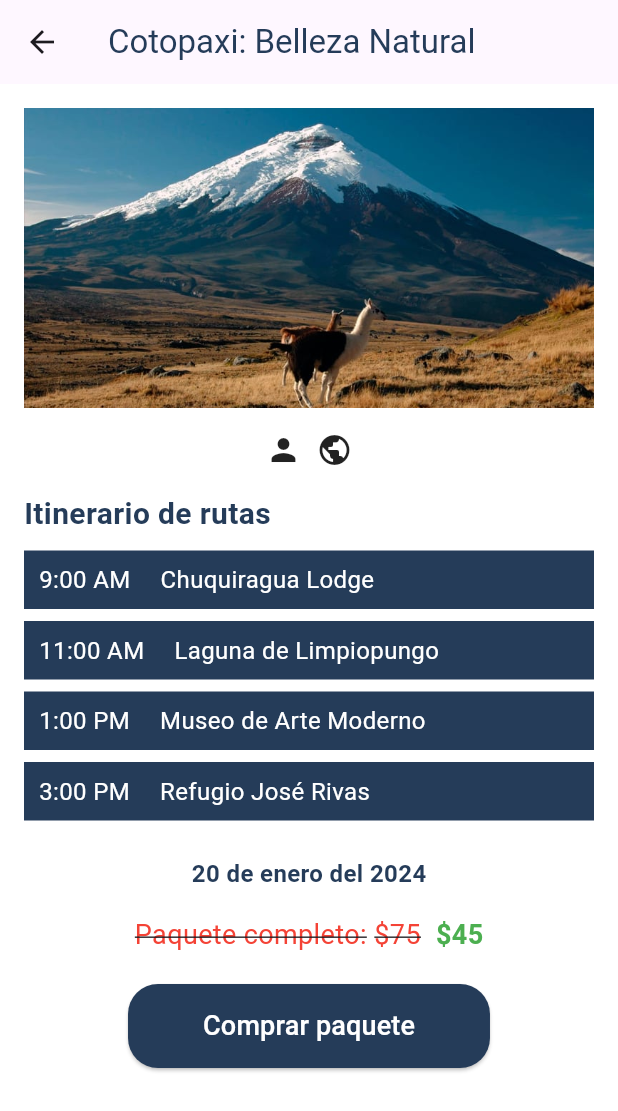
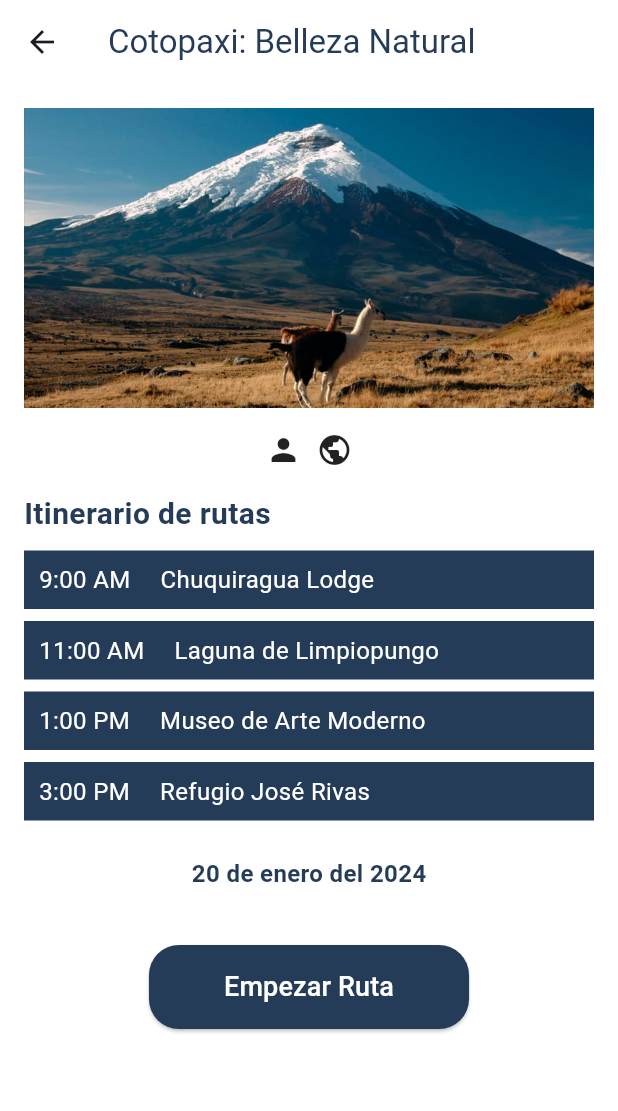
Before and after one commit to RobertoPatino1/T6_SoftEng2_Front, a Flutter app: the RouteItineraryPage screen opened directly, on a phone screen of 412 x 824 dp. Shown: the top 1111 px of the screen. Run offline on Flutter 3.47's test engine with Material 3 defaults, Android fonts, the phone set to English and light mode, and no system bars; our stand-ins replace flutter_map, latlong2.

Commit message:
Primera version de mapa

```diff
--- a/share_your_route_front/lib/home_page.dart
+++ b/share_your_route_front/lib/home_page.dart
@@ -1,7 +1,7 @@
 import 'package:flutter/material.dart';
 import 'package:share_your_route_front/classes/destinations.dart';
 import 'package:share_your_route_front/createRoute2.dart';
-import 'package:share_your_route_front/routeItineraryPage.dart';
+import 'package:share_your_route_front/route_itinerary_page.dart';
 
 //Listas de prueba
 List<Destinations> publicDestinations = [
--- a/share_your_route_front/lib/login_page.dart
+++ b/share_your_route_front/lib/login_page.dart
@@ -1,5 +1,5 @@
 import 'package:flutter/material.dart';
-import 'package:share_your_route_front/homePage.dart';
+import 'package:share_your_route_front/home_page.dart';
 
 class LoginPage extends StatelessWidget {
   const LoginPage({super.key});
--- a/share_your_route_front/lib/route_itinerary_page.dart
+++ b/share_your_route_front/lib/route_itinerary_page.dart
@@ -1,4 +1,5 @@
 import 'package:flutter/material.dart';
+import 'package:share_your_route_front/map.dart';
 
 class RouteItineraryPage extends StatelessWidget {
   const RouteItineraryPage({super.key});
@@ -8,6 +9,7 @@ class RouteItineraryPage extends StatelessWidget {
     return Scaffold(
       backgroundColor: Colors.white,
       appBar: AppBar(
+        backgroundColor: Colors.white,
         leading: IconButton(
           icon: const Icon(Icons.arrow_back),
           onPressed: () {
@@ -68,37 +70,6 @@ class RouteItineraryPage extends StatelessWidget {
                 ),
               ),
               const SizedBox(height: 16),
-              const Row(
-                mainAxisAlignment: MainAxisAlignment.center,
-                children: [
-                  Text(
-                    'Paquete completo:',
-                    style: TextStyle(
-                      fontSize: 18,
-                      decoration: TextDecoration.lineThrough,
-                      color: Colors.red,
-                    ),
-                  ),
-                  SizedBox(width: 5),
-                  Text(
-                    '\$75',
-                    style: TextStyle(
-                      fontSize: 18,
-                      decoration: TextDecoration.lineThrough,
-                      color: Colors.red,
-                    ),
-                  ),
-                  SizedBox(width: 10),
-                  Text(
-                    '\$45',
-                    style: TextStyle(
-                      fontSize: 18,
-                      fontWeight: FontWeight.bold,
-                      color: Colors.green,
-                    ),
-                  ),
-                ],
-              ),
               const SizedBox(height: 20),
               Center(
                 child: ElevatedButton(
@@ -111,10 +82,13 @@ class RouteItineraryPage extends StatelessWidget {
                     ),
                   ),
                   onPressed: () {
-                    // Action to buy the package
+                    Navigator.push(
+                      context,
+                      MaterialPageRoute(builder: (_) => const MapPage()),
+                    );
                   },
                   child: const Text(
-                    'Comprar paquete',
+                    'Empezar Ruta',
                     style: TextStyle(color: Colors.white, fontSize: 18),
                   ),
                 ),
--- a/share_your_route_front/pubspec.yaml
+++ b/share_your_route_front/pubspec.yaml
@@ -36,6 +36,8 @@ dependencies:
   # Use with the CupertinoIcons class for iOS style icons.
   cupertino_icons: ^1.0.2
   badges: ^3.1.2
+  flutter_map: ^7.0.0
+  latlong2: ^0.9.1
 
 dev_dependencies:
   flutter_test:
```
Also changed, not shown: share_your_route_front/lib/map.dart (added, +59 -0 lines).
